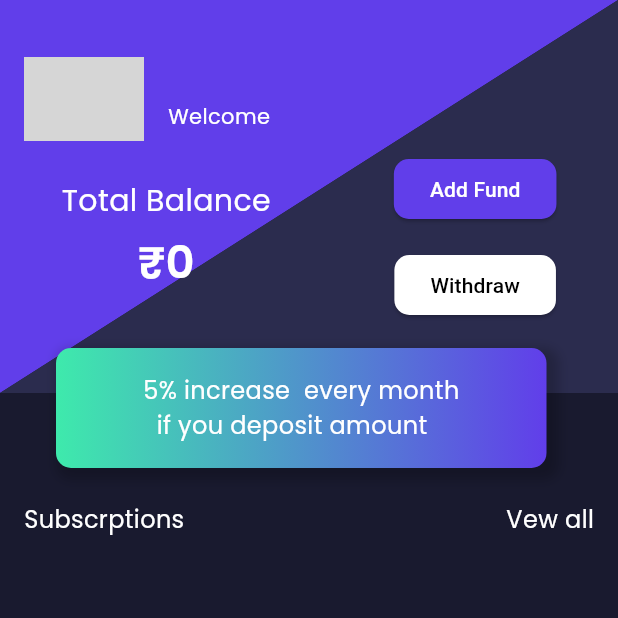
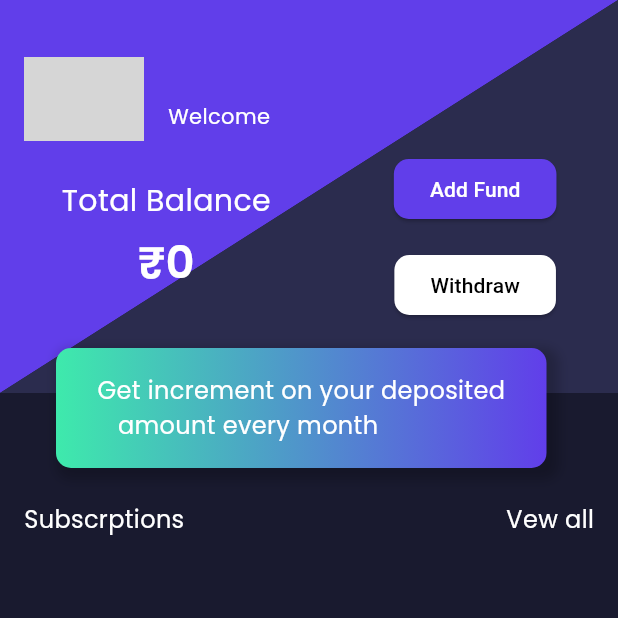
Before and after one commit to ba138/data, a Flutter app: the HomeView screen opened by its route, on a phone screen of 412 x 824 dp, the top half of it. Run offline on Flutter 3.47's test engine with Material 3 defaults, Android fonts, the phone set to English and light mode, and no system bars; our stand-ins replace another_flushbar, cloud_firestore, firebase_auth, firebase_core, firebase_storage, flutter_spinkit and 4 more; accounts and stored records are empty; network calls fail; grey boxes are pictures that could not be loaded.

Commit message:
fix some bugs

```diff
--- a/lib/view/history/increment_history.dart
+++ b/lib/view/history/increment_history.dart
@@ -44,8 +44,7 @@ class IncrementHistory extends StatelessWidget {
                   stream: FirebaseFirestore.instance
                       .collection("users")
                       .doc(user!.uid)
-                      .collection('IcrementHistory')
-                      .orderBy('date', descending: false)
+                      .collection('IncrementHistory')
                       .snapshots(),
                   builder: (context, snapshot) {
                     if (snapshot.hasError) {
--- a/lib/view/home/home_view.dart
+++ b/lib/view/home/home_view.dart
@@ -357,7 +357,7 @@ class _HomeViewState extends State<HomeView> {
                           child: Center(
                             child: Text.rich(
                               TextSpan(
-                                  text: '5% increase  every month\n',
+                                  text: 'Get increment on your deposited\n',
                                   style: GoogleFonts.getFont(
                                     "Poppins",
                                     textStyle: const TextStyle(
@@ -368,7 +368,7 @@ class _HomeViewState extends State<HomeView> {
                                   ),
                                   children: [
                                     TextSpan(
-                                      text: '  if you deposit amount',
+                                      text: '   amount every month',
                                       style: GoogleFonts.getFont(
                                         "Poppins",
                                         textStyle: const TextStyle(
```
